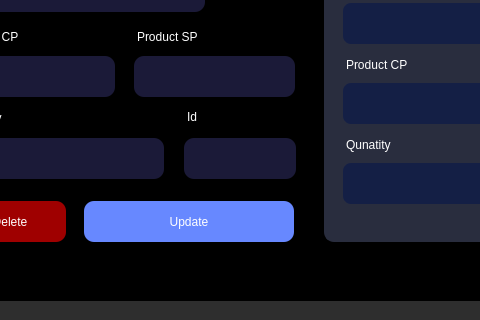
First picture: the form in assets/uiux/rma.ui, repository JinxSeven/retail-manager-lite, before the edit; both pictures show x 146 to 626 and y 330 to 650 of the 999 by 736 pixel window.
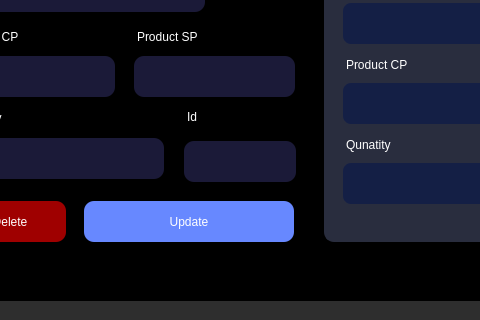
Second picture: the form after the edit. The open tabs and pages were chosen to show the change. Icons and pictures are not drawn.

What changed in the file:
```diff
--- a/assets/uiux/rma.ui
+++ b/assets/uiux/rma.ui
@@ -2493,7 +2493,7 @@
       <property name="geometry">
        <rect>
         <x>280</x>
-        <y>417</y>
+        <y>420</y>
         <width>112</width>
         <height>41</height>
        </rect>
@@ -2503,7 +2503,10 @@
 font: 12pt &quot;Poppins&quot;;
 border-radius: 10px;
 background-color:rgb(27, 26, 56);
-padding:10px;</string>
+padding: 7px 12px;</string>
+      </property>
+      <property name="text">
+       <string/>
       </property>
       <property name="readOnly">
        <bool>true</bool>
```
Left out of the diff: 24 changed lines with no effect on the pictures.
